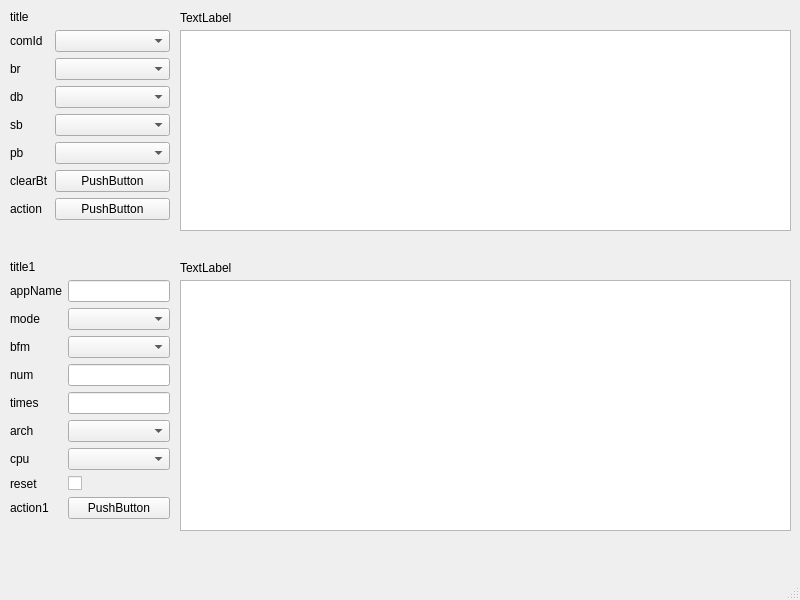
Old version of the form front/main.ui in the repository 440791217/UFI1.
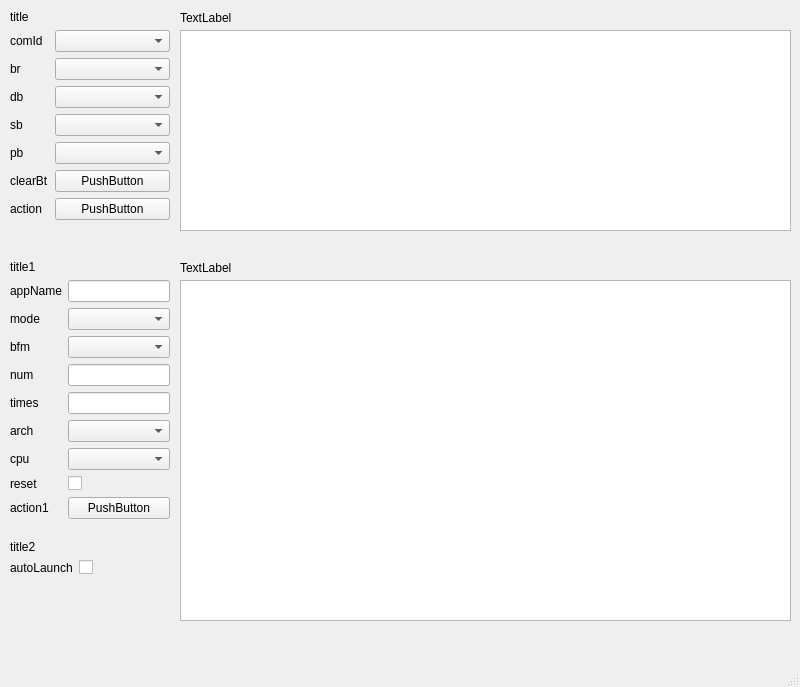
New version of the form.

```diff
--- a/front/main.ui
+++ b/front/main.ui
@@ -7,7 +7,7 @@
     <x>0</x>
     <y>0</y>
     <width>800</width>
-    <height>600</height>
+    <height>687</height>
    </rect>
   </property>
   <property name="windowTitle">
@@ -281,10 +281,42 @@
       <x>180</x>
       <y>280</y>
       <width>611</width>
-      <height>251</height>
+      <height>341</height>
      </rect>
     </property>
    </widget>
+   <widget class="QWidget" name="formLayoutWidget_3">
+    <property name="geometry">
+     <rect>
+      <x>10</x>
+      <y>540</y>
+      <width>160</width>
+      <height>80</height>
+     </rect>
+    </property>
+    <layout class="QFormLayout" name="formLayout_3">
+     <item row="0" column="0">
+      <widget class="QLabel" name="title2Label">
+       <property name="text">
+        <string>title2</string>
+       </property>
+      </widget>
+     </item>
+     <item row="0" column="1">
+      <widget class="QWidget" name="title2Widget" native="true"/>
+     </item>
+     <item row="1" column="0">
+      <widget class="QLabel" name="autoLaunchLabel">
+       <property name="text">
+        <string>autoLaunch</string>
+       </property>
+      </widget>
+     </item>
+     <item row="1" column="1">
+      <widget class="QCheckBox" name="autoLaunchCheckBox"/>
+     </item>
+    </layout>
+   </widget>
   </widget>
   <widget class="QStatusBar" name="statusbar">
    <property name="enabled">
```
